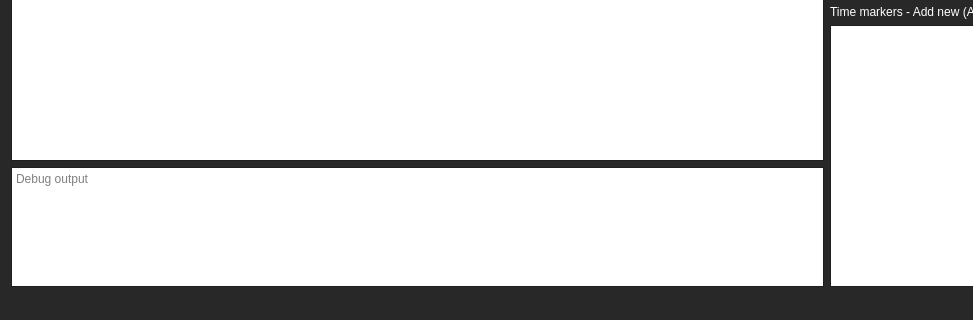
First picture: the form in SonoAssist/SonoAssist/SonoAssist.ui, repository LATIS-LABS-ETS/SonoAssist, before the edit; both pictures show x 0 to 973 and y 569 to 889 of the 1141 by 889 pixel window.
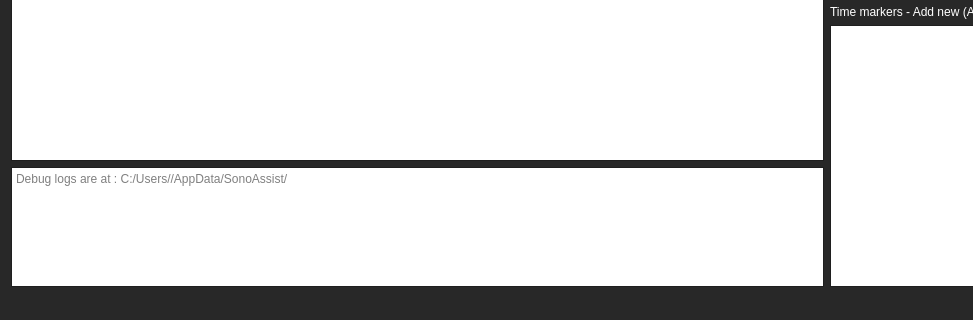
Second picture: the form after the edit.

Commit message:
Writing debug messages to log file
	- log file is created in the /C/users/<user>/AppData/SonoAssist/
	  directory

	- only sensor devices can write to the debug file

The edit to the form file:
```diff
--- a/SonoAssist/SonoAssist/SonoAssist.ui
+++ b/SonoAssist/SonoAssist/SonoAssist.ui
@@ -272,7 +272,7 @@
            <bool>true</bool>
           </property>
           <property name="placeholderText">
-           <string>Debug output</string>
+           <string>Debug logs are at : C:/Users/&lt;username&gt;/AppData/SonoAssist/</string>
           </property>
          </widget>
         </item>
```
The commit also changes 13 other files.
